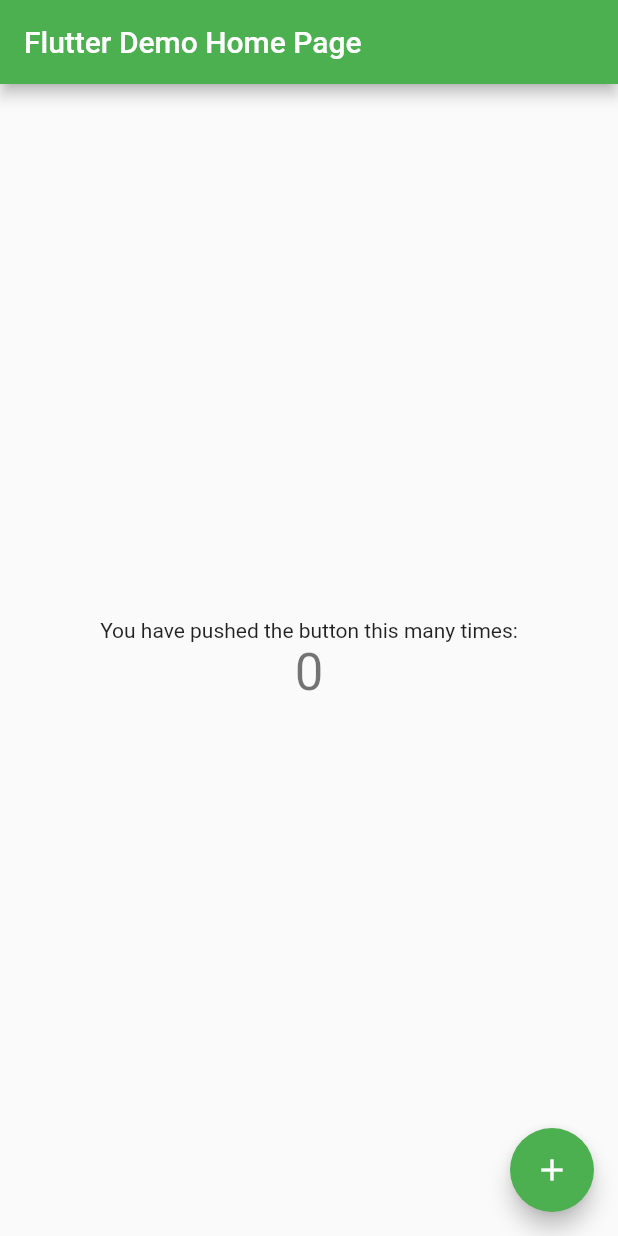
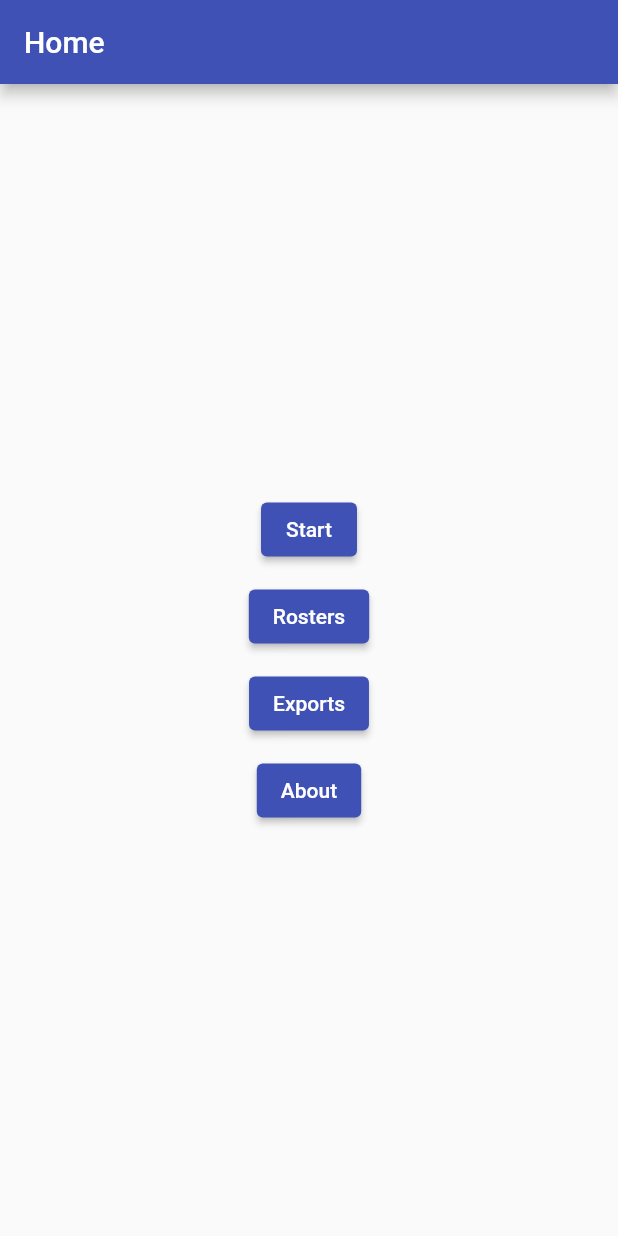
Before and after one commit to michaelfromyeg/vbstat, a Flutter app: the screen it shows after launch, on a phone screen of 412 x 824 dp. Run offline on Flutter 3.47's test engine with Material 2 defaults, Android fonts, the phone set to English and light mode, and no system bars.

Commit message:
feat: initial pages

```diff
--- a/lib/main.dart
+++ b/lib/main.dart
@@ -1,115 +1,86 @@
 import 'package:flutter/material.dart';
 
+import 'package:vbstat/about.dart';
+import 'package:vbstat/exports.dart';
+import 'package:vbstat/rosters.dart';
+import 'package:vbstat/start.dart';
+
 void main() {
-  runApp(const MyApp());
+  runApp(const App());
 }
 
-class MyApp extends StatelessWidget {
-  const MyApp({super.key});
+class App extends StatelessWidget {
+  const App({super.key});
 
-  // This widget is the root of your application.
   @override
   Widget build(BuildContext context) {
     return MaterialApp(
-      title: 'Flutter Demo',
+      title: 'UBC VBSTAT',
       theme: ThemeData(
-        // This is the theme of your application.
-        //
-        // Try running your application with "flutter run". You'll see the
-        // application has a blue toolbar. Then, without quitting the app, try
-        // changing the primarySwatch below to Colors.green and then invoke
-        // "hot reload" (press "r" in the console where you ran "flutter run",
-        // or simply save your changes to "hot reload" in a Flutter IDE).
-        // Notice that the counter didn't reset back to zero; the application
-        // is not restarted.
-        primarySwatch: Colors.green,
+        primarySwatch: Colors.indigo,
       ),
-      home: const MyHomePage(title: 'Flutter Demo Home Page'),
+      home: const Home(title: 'Home'),
     );
   }
 }
 
-class MyHomePage extends StatefulWidget {
-  const MyHomePage({super.key, required this.title});
-
-  // This widget is the home page of your application. It is stateful, meaning
-  // that it has a State object (defined below) that contains fields that affect
-  // how it looks.
-
-  // This class is the configuration for the state. It holds the values (in this
-  // case the title) provided by the parent (in this case the App widget) and
-  // used by the build method of the State. Fields in a Widget subclass are
-  // always marked "final".
+class Home extends StatelessWidget {
+  const Home({super.key, required this.title});
 
   final String title;
 
   @override
-  State<MyHomePage> createState() => _MyHomePageState();
-}
-
-class _MyHomePageState extends State<MyHomePage> {
-  int _counter = 0;
-
-  void _incrementCounter() {
-    setState(() {
-      // This call to setState tells the Flutter framework that something has
-      // changed in this State, which causes it to rerun the build method below
-      // so that the display can reflect the updated values. If we changed
-      // _counter without calling setState(), then the build method would not be
-      // called again, and so nothing would appear to happen.
-      _counter++;
-    });
-  }
-
-  @override
   Widget build(BuildContext context) {
-    // This method is rerun every time setState is called, for instance as done
-    // by the _incrementCounter method above.
-    //
-    // The Flutter framework has been optimized to make rerunning build methods
-    // fast, so that you can just rebuild anything that needs updating rather
-    // than having to individually change instances of widgets.
     return Scaffold(
       appBar: AppBar(
-        // Here we take the value from the MyHomePage object that was created by
-        // the App.build method, and use it to set our appbar title.
-        title: Text(widget.title),
+        title: Text(title),
       ),
       body: Center(
-        // Center is a layout widget. It takes a single child and positions it
-        // in the middle of the parent.
         child: Column(
-          // Column is also a layout widget. It takes a list of children and
-          // arranges them vertically. By default, it sizes itself to fit its
-          // children horizontally, and tries to be as tall as its parent.
-          //
-          // Invoke "debug painting" (press "p" in the console, choose the
-          // "Toggle Debug Paint" action from the Flutter Inspector in Android
-          // Studio, or the "Toggle Debug Paint" command in Visual Studio Code)
-          // to see the wireframe for each widget.
-          //
-          // Column has various properties to control how it sizes itself and
-          // how it positions its children. Here we use mainAxisAlignment to
-          // center the children vertically; the main axis here is the vertical
-          // axis because Columns are vertical (the cross axis would be
-          // horizontal).
           mainAxisAlignment: MainAxisAlignment.center,
           children: <Widget>[
-            const Text(
-              'You have pushed the button this many times:',
+            ElevatedButton(
+              child: const Text('Start'),
+              onPressed: () {
+                Navigator.push(
+                  context,
+                  MaterialPageRoute(builder: (context) => const Start()),
+                );
+              },
             ),
-            Text(
-              '$_counter',
-              style: Theme.of(context).textTheme.headline4,
+            const SizedBox(height: 10),
+            ElevatedButton(
+              child: const Text('Rosters'),
+              onPressed: () {
+                Navigator.push(
+                  context,
+                  MaterialPageRoute(builder: (context) => const Rosters()),
+                );
+              },
+            ),
+            const SizedBox(height: 10),
+            ElevatedButton(
+              child: const Text('Exports'),
+              onPressed: () {
+                Navigator.push(
+                  context,
+                  MaterialPageRoute(builder: (context) => const Exports()),
+                );
+              },
+            ),
+            const SizedBox(height: 10),
+            ElevatedButton(
+              child: const Text('About'),
+              onPressed: () {
+                Navigator.push(
+                  context,
+                  MaterialPageRoute(builder: (context) => const About()),
+                );
+              },
             ),
           ],
         ),
       ),
-      floatingActionButton: FloatingActionButton(
-        onPressed: _incrementCounter,
-        tooltip: 'Increment',
-        child: const Icon(Icons.add),
-      ), // This trailing comma makes auto-formatting nicer for build methods.
     );
   }
 }
```
Also changed, not shown: lib/about.dart (added, +26 -0 lines), lib/exports.dart (added, +23 -0 lines), lib/rosters.dart (added, +23 -0 lines), lib/start.dart (added, +23 -0 lines), 2 other files.
